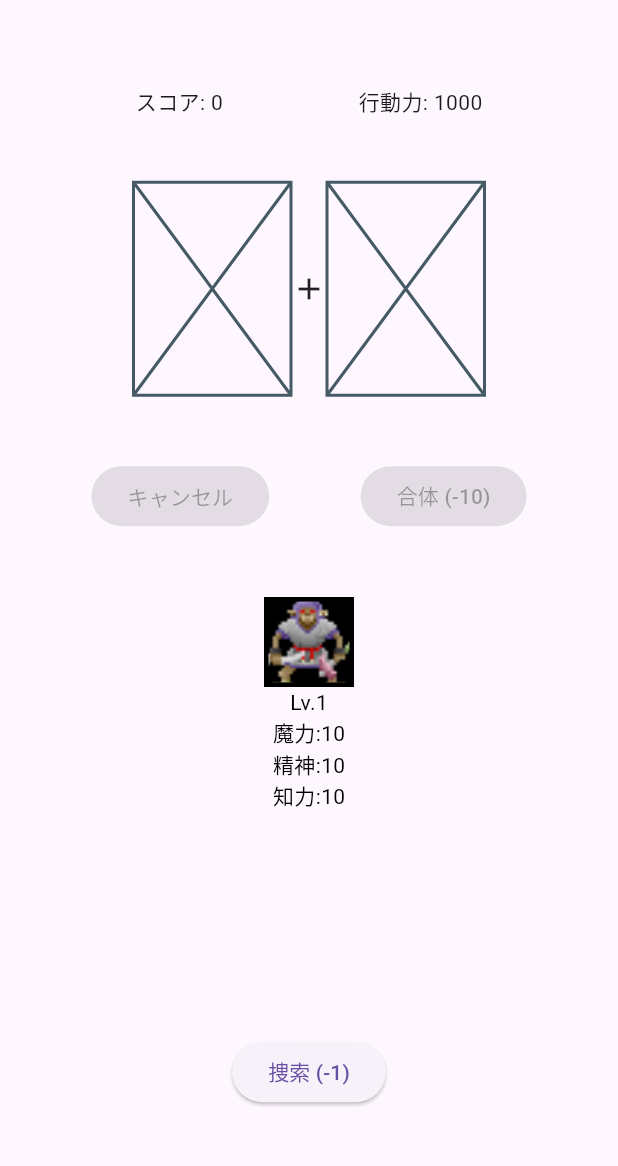
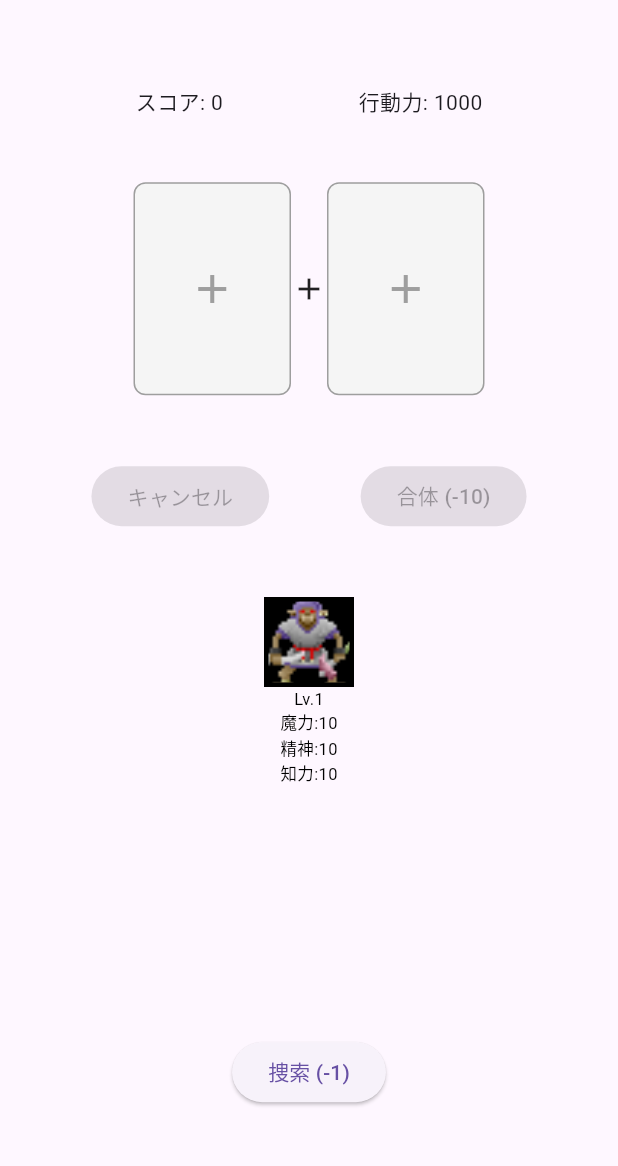
Before and after one commit to pek0hara/scramblemonster_new, a Flutter app: the screen it shows after launch, on a phone screen of 412 x 824 dp, the part 63-1229 px from its top. Run offline on Flutter 3.47's test engine with Material 3 defaults, Android fonts, the phone set to English and light mode, and no system bars; our stand-ins replace shared_preferences.

Commit message:
MainActivity.ktを追加し、Podfileのプラットフォームを有効化。Podfile.lockとXcodeプロジェクト設定を更新。main.dartでモダンなプレースホルダーを実装し、フォントサイズを調整。

```diff
--- a/lib/main.dart
+++ b/lib/main.dart
@@ -424,7 +424,20 @@ class _MyHomePageState extends State<MyHomePage> {
           width: 105,
           height: 142,
           child: combineMonsters[index] == null
-              ? Placeholder() // モンスターが選択されていない場合、プレースホルダーを表示
+              ? Container(
+                  decoration: BoxDecoration(
+                    color: Colors.grey.shade100,
+                    border: Border.all(color: Colors.grey),
+                    borderRadius: BorderRadius.circular(8),
+                  ),
+                  child: Center(
+                    child: Icon(
+                      Icons.add,
+                      color: Colors.grey,
+                      size: 32,
+                    ),
+                  ),
+                ) // モダンなプレースホルダー
               : MonsterWidget(monster: combineMonsters[index]!),
         );
       },
@@ -652,6 +665,7 @@ class MonsterWidget extends StatelessWidget {
           style: TextStyle(
             color: Colors.black,
             fontWeight: this.fontWeight,
+            fontSize: 11.0,
           ),
         ),
         Text(
@@ -659,6 +673,7 @@ class MonsterWidget extends StatelessWidget {
           style: TextStyle(
             color: this.magicColor,
             fontWeight: this.magicFontWeight,
+            fontSize: 11.0,
           ),
         ),
         Text(
@@ -666,6 +681,7 @@ class MonsterWidget extends StatelessWidget {
           style: TextStyle(
             color: this.willColor,
             fontWeight: this.willFontWeight,
+            fontSize: 11.0,
           ),
         ),
         Text(
@@ -673,6 +689,7 @@ class MonsterWidget extends StatelessWidget {
           style: TextStyle(
             color: this.intelColor,
             fontWeight: this.intelFontWeight,
+            fontSize: 11.0,
           ),
         ),
       ],
```
Also changed, not shown: 5 other files.
